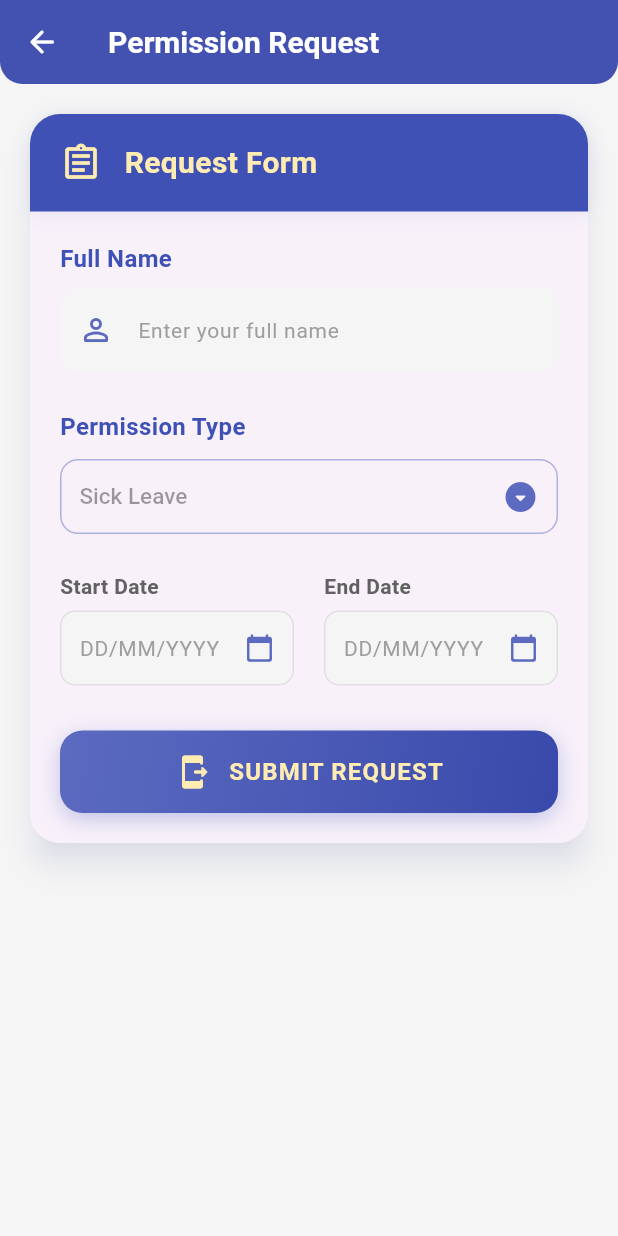
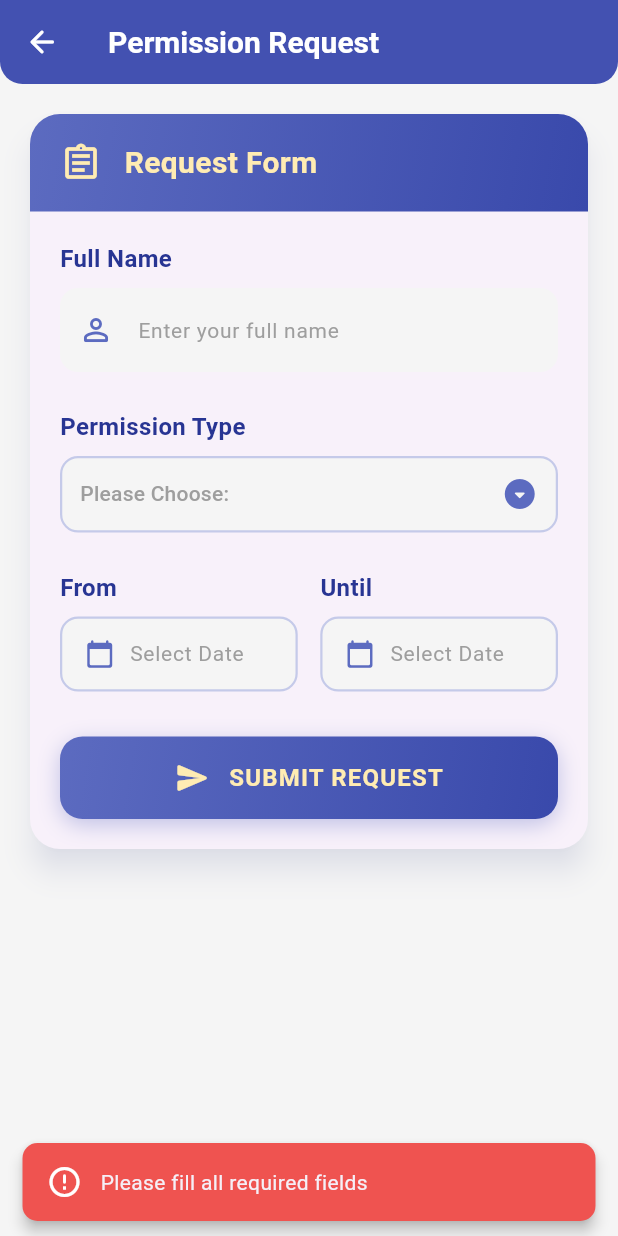
Before and after one commit to abdullohumar/attendance_app_1, a Flutter app: the AbsentScreen screen opened directly, after a tap on "SUBMIT REQUEST", on a phone screen of 412 x 824 dp. Run offline on Flutter 3.47's test engine with Material 3 defaults, Android fonts, the phone set to English and light mode, and no system bars; our stand-ins replace camera, cloud_firestore, firebase_core, geocoding, geolocator, lottie; missing offline and left inert: google_mlkit_face_detection; accounts and stored records are empty.

Commit message:
absent screen

```diff
--- a/lib/ui/absent/absent_screen.dart
+++ b/lib/ui/absent/absent_screen.dart
@@ -1,10 +1,37 @@
 import 'package:flutter/material.dart';
+import 'package:cloud_firestore/cloud_firestore.dart';
+import 'package:geocoding/geocoding.dart';
+import 'package:geolocator/geolocator.dart';
+import 'package:intl/intl.dart';
+import 'package:ui_face/ui/home_screen.dart';
 
-class AbsentScreen extends StatelessWidget {
+class AbsentScreen extends StatefulWidget {
   const AbsentScreen({super.key});
 
   @override
+  State<AbsentScreen> createState() => _AbsentScreenState();
+}
+
+class _AbsentScreenState extends State<AbsentScreen> {
+  final CollectionReference dataCollection =
+      FirebaseFirestore.instance.collection('attendance_app');
+  final controllerName = TextEditingController();
+  final fromController = TextEditingController();
+  final toController = TextEditingController();
+  String dropValueCategories = "Please Choose:";
+  var categoriesList = <String>[
+    "Please Choose:",
+    "Sick",
+    "Permission",
+    "Others"
+  ];
+  double dLat = 0, dLong = 0;
+  String strAddress = '';
+  bool isLoading = false;
+
+  @override
   Widget build(BuildContext context) {
+    Size size = MediaQuery.of(context).size;
     return Scaffold(
       backgroundColor: Colors.grey[100],
       appBar: AppBar(
@@ -12,14 +39,15 @@ class AbsentScreen extends StatelessWidget {
         backgroundColor: Colors.indigo,
         leading: IconButton(
           icon: const Icon(Icons.arrow_back_rounded, color: Colors.white),
-          onPressed: () => Navigator.pop(context),
+          onPressed: () => Navigator.of(context).pop(),
         ),
         title: const Text(
           "Permission Request",
           style: TextStyle(
             fontSize: 20,
             fontWeight: FontWeight.w600,
-              color: Colors.white),
+            color: Colors.white,
+          ),
         ),
         shape: const RoundedRectangleBorder(
           borderRadius: BorderRadius.vertical(
@@ -29,7 +57,7 @@ class AbsentScreen extends StatelessWidget {
       ),
       body: SingleChildScrollView(
         child: Padding(
-          padding: const EdgeInsets.all(16.0),
+          padding: const EdgeInsets.all(16),
           child: Card(
             elevation: 8,
             shape: RoundedRectangleBorder(
@@ -40,19 +68,18 @@ class AbsentScreen extends StatelessWidget {
               crossAxisAlignment: CrossAxisAlignment.start,
               children: [
                 Container(
-                  padding: const EdgeInsets.symmetric(vertical: 18, horizontal: 20),
+                  padding:
+                      const EdgeInsets.symmetric(vertical: 18, horizontal: 20),
                   decoration: BoxDecoration(
-                    color: Colors.indigo,
+                    gradient: LinearGradient(
+                      colors: [Colors.indigo[400]!, Colors.indigo[600]!],
+                      begin: Alignment.topLeft,
+                      end: Alignment.bottomRight,
+                    ),
                     borderRadius: const BorderRadius.only(
                       topLeft: Radius.circular(20),
                       topRight: Radius.circular(20),
                     ),
-                    boxShadow: [
-                      BoxShadow(
-                        color: Colors.indigo.withOpacity(0.1),
-                        blurRadius: 10,
-                      )
-                    ],
                   ),
                   child: Row(
                     children: [
@@ -64,7 +91,8 @@ class AbsentScreen extends StatelessWidget {
                         style: TextStyle(
                           fontSize: 20,
                           fontWeight: FontWeight.w700,
-                            color: Colors.amber[100]),
+                          color: Colors.amber[100],
+                        ),
                       ),
                     ],
                   ),
@@ -75,91 +103,17 @@ class AbsentScreen extends StatelessWidget {
                     crossAxisAlignment: CrossAxisAlignment.start,
                     children: [
                       _buildInputField(
+                        controller: controllerName,
                         label: "Full Name",
                         hint: "Enter your full name",
                         icon: Icons.person_outline_rounded,
                       ),
                       const SizedBox(height: 25),
-                      const Text(
-                        "Permission Type",
-                        style: TextStyle(
-                            fontSize: 16,
-                            fontWeight: FontWeight.w600,
-                            color: Colors.indigo),
-                      ),
-                      const SizedBox(height: 10),
-                      Container(
-                        padding: const EdgeInsets.symmetric(horizontal: 12),
-                        decoration: BoxDecoration(
-                          borderRadius: BorderRadius.circular(12),
-                          border: Border.all(color: Colors.indigo.withOpacity(0.4)),
-                        ),
-                        child: DropdownButton(
-                          value: "Sick",
-                          items: const [
-                            DropdownMenuItem(
-                              value: "Sick",
-                              child: Text("Sick Leave",
-                                  style: TextStyle(fontSize: 15)),
-                            ),
-                          ],
-                          onChanged: null,
-                          icon: Icon(Icons.arrow_drop_down_circle_rounded,
-                              color: Colors.indigo[400]),
-                          isExpanded: true,
-                          underline: const SizedBox(),
-                          dropdownColor: Colors.grey[100],
-                          borderRadius: BorderRadius.circular(12),
-                          style: TextStyle(
-                              color: Colors.grey[800],
-                              fontWeight: FontWeight.w500),
-                        ),
-                      ),
+                      _buildCategoryDropdown(),
                       const SizedBox(height: 25),
-                      _buildDateInputs(),
+                      _buildDatePickers(),
                       const SizedBox(height: 30),
-                      Container(
-                        height: 55,
-                        width: double.infinity,
-                        decoration: BoxDecoration(
-                          gradient: LinearGradient(
-                            colors: [Colors.indigo[400]!, Colors.indigo[600]!],
-                            begin: Alignment.topLeft,
-                            end: Alignment.bottomRight,
-                          ),
-                          borderRadius: BorderRadius.circular(15),
-                          boxShadow: [
-                            BoxShadow(
-                              color: Colors.indigo.withOpacity(0.3),
-                              blurRadius: 12,
-                              offset: const Offset(0, 4),
-                            )
-                          ],
-                        ),
-                        child: Material(
-                          color: Colors.transparent,
-                          child: InkWell(
-                            borderRadius: BorderRadius.circular(15),
-                            onTap: () {},
-                            child: Row(
-                              mainAxisAlignment: MainAxisAlignment.center,
-                              children: [
-                                Icon(Icons.send_to_mobile_rounded,
-                                    color: Colors.amber[100]),
-                                const SizedBox(width: 12),
-                                Text(
-                                  "SUBMIT REQUEST",
-                                  style: TextStyle(
-                                      color: Colors.amber[100],
-                                      fontSize: 16,
-                                      fontWeight: FontWeight.w700,
-                                      letterSpacing: 0.8),
-                                ),
-                              ],
-                            ),
-                          ),
-                        ),
-                      ),
+                      _buildSubmitButton(size),
                     ],
                   ),
                 ),
@@ -172,6 +126,7 @@ class AbsentScreen extends StatelessWidget {
   }
 
   Widget _buildInputField({
+    required TextEditingController controller,
     required String label,
     required String hint,
     required IconData icon,
@@ -181,20 +136,23 @@ class AbsentScreen extends StatelessWidget {
       children: [
         Text(
           label,
-          style: const TextStyle(
+          style: TextStyle(
             fontSize: 16,
             fontWeight: FontWeight.w600,
-              color: Colors.indigo),
+            color: Colors.indigo[800],
+          ),
         ),
         const SizedBox(height: 8),
         TextField(
+          controller: controller,
           decoration: InputDecoration(
             prefixIcon: Icon(icon, color: Colors.indigo[400]),
-            contentPadding: const EdgeInsets.symmetric(horizontal: 15, vertical: 16),
+            filled: true,
+            fillColor: Colors.grey[100],
+            contentPadding:
+                const EdgeInsets.symmetric(horizontal: 15, vertical: 16),
             hintText: hint,
             hintStyle: TextStyle(color: Colors.grey[500], fontSize: 14),
-            filled: true,
-            fillColor: Colors.grey[100],
             border: OutlineInputBorder(
               borderRadius: BorderRadius.circular(12),
               borderSide: BorderSide.none,
@@ -209,56 +167,325 @@ class AbsentScreen extends StatelessWidget {
     );
   }
 
-  Widget _buildDateInputs() {
-    return Row(
+  Widget _buildCategoryDropdown() {
+    return Column(
+      crossAxisAlignment: CrossAxisAlignment.start,
       children: [
-        Expanded(
-          child: _buildDateField(label: "Start Date", hint: "DD/MM/YYYY"),
+        Text(
+          "Permission Type",
+          style: TextStyle(
+            fontSize: 16,
+            fontWeight: FontWeight.w600,
+            color: Colors.indigo[800],
           ),
-        const SizedBox(width: 20),
-        Expanded(
-          child: _buildDateField(label: "End Date", hint: "DD/MM/YYYY"),
+        ),
+        const SizedBox(height: 8),
+        Container(
+          padding: const EdgeInsets.symmetric(horizontal: 12),
+          decoration: BoxDecoration(
+            color: Colors.grey[100],
+            borderRadius: BorderRadius.circular(12),
+            border: Border.all(color: Colors.indigo[100]!, width: 1.5),
+          ),
+          child: DropdownButton<String>(
+            value: dropValueCategories,
+            items: categoriesList.map((String value) {
+              return DropdownMenuItem<String>(
+                value: value,
+                child: Text(
+                  value,
+                  style: TextStyle(
+                    color: value == "Please Choose:"
+                        ? Colors.grey[500]
+                        : Colors.grey[800],
+                    fontSize: 14,
+                  ),
+                ),
+              );
+            }).toList(),
+            onChanged: (String? value) {
+              setState(() {
+                dropValueCategories = value!;
+              });
+            },
+            isExpanded: true,
+            underline: const SizedBox(),
+            icon: Icon(Icons.arrow_drop_down_circle_rounded,
+                color: Colors.indigo[400]),
+            dropdownColor: Colors.grey[100],
+            borderRadius: BorderRadius.circular(12),
+          ),
         ),
       ],
     );
   }
 
-  Widget _buildDateField({required String label, required String hint}) {
+  Widget _buildDatePickers() {
+    return Row(
+      children: [
+        Expanded(child: _buildDateField("From", fromController)),
+        const SizedBox(width: 15),
+        Expanded(child: _buildDateField("Until", toController)),
+      ],
+    );
+  }
+
+  Widget _buildDateField(String label, TextEditingController controller) {
     return Column(
       crossAxisAlignment: CrossAxisAlignment.start,
       children: [
         Text(
           label,
           style: TextStyle(
-              fontSize: 14,
+            fontSize: 16,
             fontWeight: FontWeight.w600,
-              color: Colors.grey[700]),
+            color: Colors.indigo[800],
           ),
-        const SizedBox(height: 6),
-        Container(
-          padding: const EdgeInsets.symmetric(horizontal: 12),
+        ),
+        const SizedBox(height: 8),
+        InkWell(
+          onTap: () => _selectDate(controller),
+          borderRadius: BorderRadius.circular(12),
+          child: Container(
+            height: 50,
+            padding: const EdgeInsets.symmetric(horizontal: 15),
             decoration: BoxDecoration(
               color: Colors.grey[100],
-            borderRadius: BorderRadius.circular(10),
-            border: Border.all(color: Colors.grey[300]!),
+              borderRadius: BorderRadius.circular(12),
+              border: Border.all(color: Colors.indigo[100]!, width: 1.5),
             ),
             child: Row(
               children: [
+                Icon(Icons.calendar_today_rounded,
+                    color: Colors.indigo[400], size: 20),
+                const SizedBox(width: 10),
                 Expanded(
                   child: TextField(
+                    controller: controller,
+                    enabled: false,
+                    style: TextStyle(color: Colors.grey[800], fontSize: 14),
                     decoration: InputDecoration(
-                    hintText: hint,
-                    hintStyle: TextStyle(color: Colors.grey[500], fontSize: 14),
+                      hintText: "Select Date",
+                      hintStyle: TextStyle(color: Colors.grey[500]),
                       border: InputBorder.none,
+                      isCollapsed: true,
                     ),
                   ),
                 ),
-              Icon(Icons.calendar_today_rounded,
-                  color: Colors.indigo[400], size: 20),
               ],
+            ),
           ),
         ),
       ],
     );
   }
+
+  Widget _buildSubmitButton(Size size) {
+    return Container(
+      height: 55,
+      width: double.infinity,
+      decoration: BoxDecoration(
+        gradient: LinearGradient(
+          colors: [Colors.indigo[400]!, Colors.indigo[600]!],
+          begin: Alignment.topLeft,
+          end: Alignment.bottomRight,
+        ),
+        borderRadius: BorderRadius.circular(15),
+        boxShadow: [
+          BoxShadow(
+            // ignore: deprecated_member_use
+            color: Colors.indigo.withOpacity(0.3),
+            blurRadius: 12,
+            offset: const Offset(0, 4),
+          )
+        ],
+      ),
+      child: Material(
+        color: Colors.transparent,
+        child: InkWell(
+          borderRadius: BorderRadius.circular(15),
+          onTap: _validateForm,
+          child: Row(
+            mainAxisAlignment: MainAxisAlignment.center,
+            children: [
+              Icon(Icons.send_rounded, color: Colors.amber[100]),
+              const SizedBox(width: 12),
+              Text(
+                "SUBMIT REQUEST",
+                style: TextStyle(
+                  color: Colors.amber[100],
+                  fontSize: 16,
+                  fontWeight: FontWeight.w700,
+                  letterSpacing: 0.8,
+                ),
+              ),
+            ],
+          ),
+        ),
+      ),
+    );
   }
+
+  Future<void> _selectDate(TextEditingController controller) async {
+    final DateTime? pickedDate = await showDatePicker(
+      context: context,
+      initialDate: DateTime.now(),
+      firstDate: DateTime(1900),
+      lastDate: DateTime(2100),
+      builder: (context, child) => Theme(
+        data: Theme.of(context).copyWith(
+          colorScheme: ColorScheme.light(
+            primary: Colors.indigo[400]!,
+            onPrimary: Colors.white,
+            onSurface: Colors.grey[800]!,
+          ),
+        ),
+        child: child!,
+      ),
+    );
+
+    if (pickedDate != null) {
+      controller.text =
+          DateFormat('dd MMM yyyy').format(pickedDate); // Format: "05 Oct 2023"
+    }
+  }
+
+  void _validateForm() {
+    if (controllerName.text.isEmpty ||
+        dropValueCategories == "Please Choose:" ||
+        fromController.text.isEmpty ||
+        toController.text.isEmpty) {
+      _showSnackBar(
+        icon: Icons.error_outline_rounded,
+        message: "Please fill all required fields",
+        color: Colors.red[400]!,
+      );
+    } else {
+      submitAbsen(
+        controllerName.text,
+        dropValueCategories,
+        fromController.text,
+        toController.text,
+      );
+    }
+  }
+
+  Future<void> getGeoLocationPosition() async {
+    // ignore: deprecated_member_use
+    Position position = await Geolocator.getCurrentPosition(
+        // ignore: deprecated_member_use
+        desiredAccuracy: LocationAccuracy.low);
+    setState(() {
+      isLoading = false;
+      getAddressFromLongLat(position);
+    });
+  }
+
+  Future<void> getAddressFromLongLat(Position position) async {
+    List<Placemark> placemarks =
+        await placemarkFromCoordinates(position.latitude, position.longitude);
+    print(placemarks);
+    Placemark place = placemarks[0];
+    setState(() {
+      dLat = position.latitude;
+      dLong = position.longitude;
+      strAddress =
+          '${place.street}, ${place.subLocality}, ${place.locality}, ${place.postalCode}, ${place.country}';
+    });
+  }
+
+  Future<void> submitAbsen(
+      String name, String reason, String from, String until) async {
+    showLoaderDialog(context);
+
+    try {
+      Position position = await Geolocator.getCurrentPosition(
+          // ignore: deprecated_member_use
+          desiredAccuracy: LocationAccuracy.high);
+
+      List<Placemark> placemarks =
+          await placemarkFromCoordinates(position.latitude, position.longitude);
+
+      Placemark place = placemarks[0];
+      String fullAddress =
+          '${place.street}, ${place.subLocality}, ${place.locality}, ${place.postalCode}, ${place.country}';
+
+      String formattedDateTime =
+          "$from - $until"; // Contoh: "05 Oct 2023 - 10 Oct 2023"
+
+      // Simpan data setelah alamat diperoleh
+      await dataCollection.add({
+        'address': fullAddress, // Pastikan address sudah terisi
+        'name': name,
+        'status': reason,
+        'dateTime':
+            formattedDateTime, // Format tanggal dan waktu yang sudah diperbaiki
+      });
+
+      Navigator.pop(context);
+      _showSnackBar(
+        icon: Icons.check_circle_rounded,
+        message: "Request submitted successfully!",
+        color: Colors.green[400]!,
+      );
+
+      Navigator.pushReplacement(
+        context,
+        MaterialPageRoute(builder: (context) => const HomeScreen()),
+      );
+    } catch (e) {
+      Navigator.pop(context);
+      _showSnackBar(
+        icon: Icons.error_outline_rounded,
+        message: "Failed to submit request. Please try again.",
+        color: Colors.red[400]!,
+      );
+    }
+  }
+
+  void _showSnackBar(
+      {required IconData icon, required String message, required Color color}) {
+    ScaffoldMessenger.of(context).showSnackBar(
+      SnackBar(
+        content: Row(
+          children: [
+            Icon(icon, color: Colors.white),
+            const SizedBox(width: 12),
+            Expanded(child: Text(message)),
+          ],
+        ),
+        backgroundColor: color,
+        shape: RoundedRectangleBorder(borderRadius: BorderRadius.circular(10)),
+        behavior: SnackBarBehavior.floating,
+        elevation: 4,
+      ),
+    );
+  }
+
+  void showLoaderDialog(BuildContext context) {
+    showDialog(
+      context: context,
+      barrierDismissible: false,
+      builder: (context) => AlertDialog(
+        content: Row(
+          children: [
+            CircularProgressIndicator(
+              valueColor: AlwaysStoppedAnimation<Color>(Colors.indigo[400]!),
+            ),
+            const SizedBox(width: 20),
+            Text(
+              "Processing Request...",
+              style: TextStyle(
+                color: Colors.grey[800],
+                fontWeight: FontWeight.w500,
+              ),
+            ),
+          ],
+        ),
+        shape: RoundedRectangleBorder(
+          borderRadius: BorderRadius.circular(15),
+        ),
+      ),
+    );
+  }
+}
```
Lines whose indentation alone changed are shown as unchanged.
